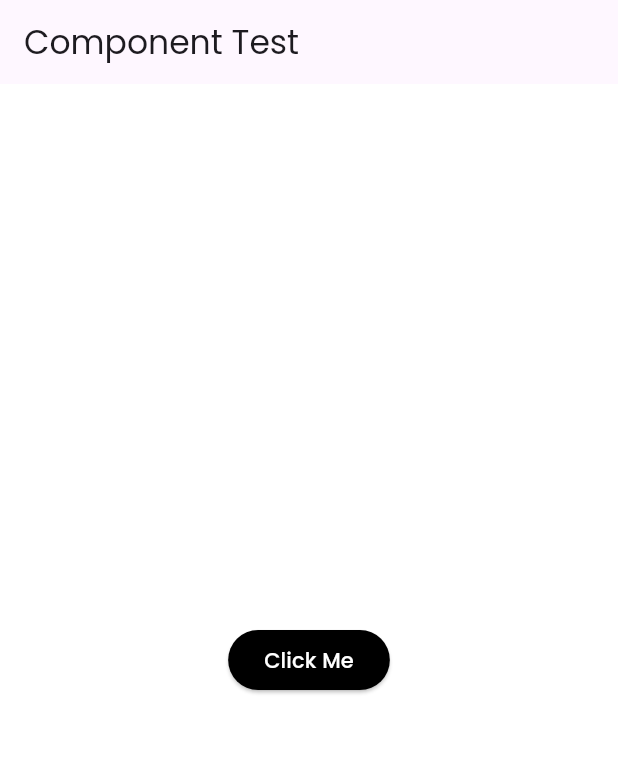
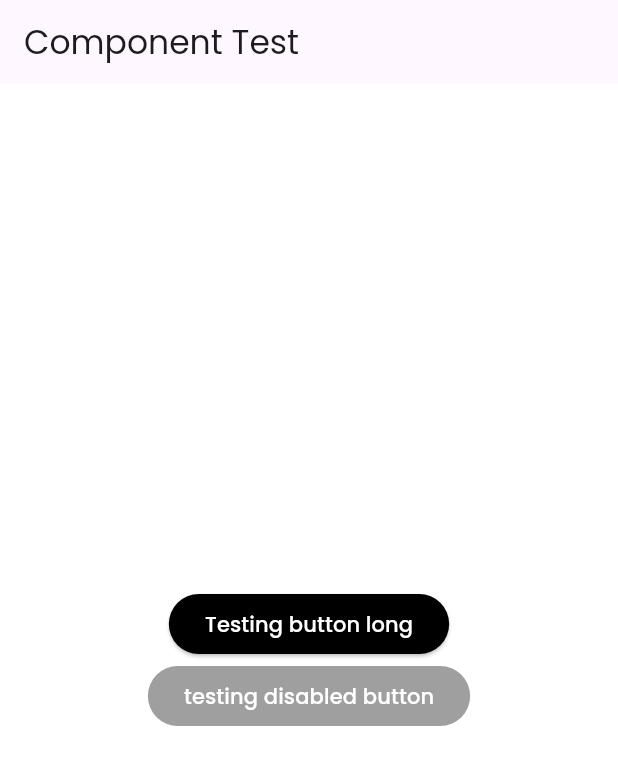
Before and after one commit to adnangomugomu/membership-app, a Flutter app: the screen it shows after launch, on a phone screen of 412 x 824 dp. Shown: the top 765 px of the screen. Run offline on Flutter 3.47's test engine with Material 3 defaults, Android fonts, the phone set to English and light mode, and no system bars; our stand-ins replace google_fonts.

Commit message:
[Feat] Disabled button component

```diff
--- a/lib/main.dart
+++ b/lib/main.dart
@@ -6,15 +6,11 @@ import 'ui/components/app_button.dart';
 import 'theme/app_colors.dart';
 
 void main() {
-  runApp(
-    const MyApp(),
-  );
+  runApp(const MyApp());
 }
 
 class MyApp extends StatelessWidget {
-  const MyApp({
-    super.key,
-  });
+  const MyApp({super.key});
 
   @override
   Widget build(BuildContext context) {
@@ -24,16 +20,20 @@ class MyApp extends StatelessWidget {
       theme: AppTheme.light,
 
       home: Scaffold(
-        appBar: AppBar(
-          title: const Text('Component Test'),
-        ),
+        appBar: AppBar(title: const Text('Component Test')),
 
         body: Center(
-          child: AppButton(
-            text: 'Click Me',
-            onPressed: () {
-              print('Button clicked');
-            },
+          child: Column(
+            mainAxisSize: MainAxisSize.min,
+            children: [
+              AppButton(
+                text: 'Testing button long',
+                onPressed: () {
+                  print('Button clicked');
+                },
+              ),
+              AppButton(onPressed: null, text: 'testing disabled button'),
+            ],
           ),
         ),
       ),
--- a/lib/theme/app_colors.dart
+++ b/lib/theme/app_colors.dart
@@ -12,4 +12,5 @@ class AppColors {
   static const Color background = Color (0xffFFFFFF);
   static const Color buttonBackground = Color.fromARGB(255, 0, 0, 0);
   static const Color buttonText = Colors.white;
+  static const Color disabledbuttonbackground = Color(0xff9F9F9F);
 }
--- a/lib/theme/app_theme.dart
+++ b/lib/theme/app_theme.dart
@@ -19,6 +19,9 @@ class AppTheme {
       style: ElevatedButton.styleFrom(
         backgroundColor: AppColors.buttonBackground,
         foregroundColor: AppColors.buttonText,
+
+        disabledBackgroundColor: AppColors.disabledbuttonbackground,
+        disabledForegroundColor: AppColors.buttonText
       ),
     ),
   );
```
